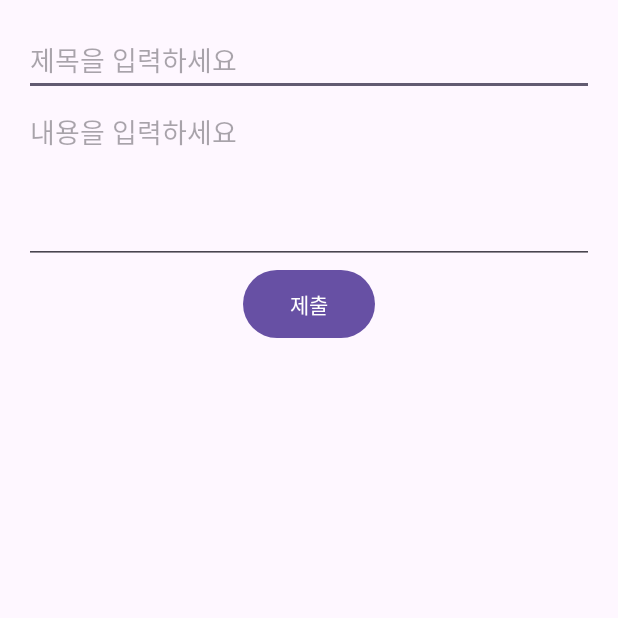
After one commit to blue032/ABO, an Android app: the WriteBoardActivity screen opened directly, with no data from a screen before it, on a phone screen of 412 x 824 dp, the top half of it. The commit adds this screen. Run offline under Robolectric (Android 15) with nearby library versions, the phone set to English and light mode, and no system bars; our stand-ins replace Firebase (no records; nobody signed in at launch, a user with empty details on screens opened directly).

Commit message:
지도 안 됌/ 게시판 만들기 중~

```diff
--- a/app/src/main/AndroidManifest.xml
+++ b/app/src/main/AndroidManifest.xml
@@ -81,6 +81,9 @@
         <activity android:name=".MypageActivity">
         </activity>
 
+        <activity android:name=".WriteBoardActivity">
+        </activity>
+
         <meta-data
             android:name="com.google.android.gms.version"
             android:value="@integer/google_play_services_version" />
@@ -88,7 +91,7 @@
     </application>
     <meta-data
         android:name="com.google.android.geo.API_KEY"
-        android:value="여AIzaSyD_vN-SWRGT_iXf9PspbbjgLSkiG3DXvqo" />
+        android:value="AIzaSyD_vN-SWRGT_iXf9PspbbjgLSkiG3DXvqo" />
 
     <!-- 인터넷 접근 권한 추가 -->
     <uses-permission android:name="android.permission.INTERNET" />
--- /dev/null
+++ b/app/src/main/java/com/example/myapplication/WriteBoardActivity.java
@@ -0,0 +1,96 @@
+package com.example.myapplication;
+
+import android.os.Bundle;
+import android.view.View;
+import android.widget.Button;
+import android.widget.EditText;
+import android.widget.Toast;
+
+import androidx.appcompat.app.AppCompatActivity;
+
+import com.google.firebase.database.DatabaseReference;
+import com.google.firebase.database.FirebaseDatabase;
+
+public class WriteBoardActivity extends AppCompatActivity {
+
+    private EditText editTextTitle, editTextContent;
+    private Button buttonSubmit;
+    private DatabaseReference databaseReference;
+
+    @Override
+    protected void onCreate(Bundle savedInstanceState) {
+        super.onCreate(savedInstanceState);
+        setContentView(R.layout.activity_writeboard);
+
+        // Firebase Realtime Database 참조 초기화
+        databaseReference = FirebaseDatabase.getInstance().getReference("board");
+
+        // UI 컴포넌트 초기화
+        editTextTitle = findViewById(R.id.editTextPostTitle);
+        editTextContent = findViewById(R.id.editTextPostContent);
+        buttonSubmit = findViewById(R.id.buttonSubmitPost);
+
+        // 제출 버튼 클릭 리스너
+        buttonSubmit.setOnClickListener(new View.OnClickListener() {
+            @Override
+            public void onClick(View view) {
+                submitPost();
+            }
+        });
+    }
+
+    private void submitPost() {
+        String title = editTextTitle.getText().toString().trim();
+        String content = editTextContent.getText().toString().trim();
+
+        // 제목과 내용이 모두 입력되었는지 확인
+        if (!title.isEmpty() && !content.isEmpty()) {
+            BoardPost post = new BoardPost(title, content);
+
+            // Firebase Realtime Database에 데이터 저장
+            databaseReference.push().setValue(post)
+                    .addOnSuccessListener(aVoid -> {
+                        // 성공적으로 데이터를 저장했을 때의 동작
+                        Toast.makeText(WriteBoardActivity.this, "게시글이 저장되었습니다.", Toast.LENGTH_SHORT).show();
+                        finish(); // 현재 액티비티 종료
+                    })
+                    .addOnFailureListener(e -> {
+                        // 데이터 저장 실패 시
+                        Toast.makeText(WriteBoardActivity.this, "저장 실패: " + e.getMessage(), Toast.LENGTH_SHORT).show();
+                    });
+        } else {
+            Toast.makeText(this, "제목과 내용을 모두 입력해주세요.", Toast.LENGTH_SHORT).show();
+        }
+    }
+
+    // 게시판 데이터 모델
+    private static class BoardPost {
+        private String title;
+        private String content;
+
+        public BoardPost() {
+            // Firebase가 기본 생성자를 요구합니다.
+        }
+
+        public BoardPost(String title, String content) {
+            this.title = title;
+            this.content = content;
+        }
+
+        public String getTitle() {
+            return title;
+        }
+
+        public void setTitle(String title) {
+            this.title = title;
+        }
+
+        public String getContent() {
+            return content;
+        }
+
+        public void setContent(String content) {
+            this.content = content;
+        }
+    }
+}
--- /dev/null
+++ b/app/src/main/res/layout/activity_writeboard.xml
@@ -0,0 +1,43 @@
+<?xml version="1.0" encoding="utf-8"?>
+<LinearLayout xmlns:android="http://schemas.android.com/apk/res/android"
+    android:layout_width="match_parent"
+    android:layout_height="match_parent"
+    android:orientation="vertical"
+    android:padding="16dp">
+
+    <!-- 제목을 입력하는 EditText -->
+    <EditText
+        android:id="@+id/editTextPostTitle"
+        android:layout_width="match_parent"
+        android:layout_height="wrap_content"
+        android:minHeight="48dp"
+        android:hint="제목을 입력하세요"
+        android:inputType="textCapSentences"/>
+
+    <!-- 내용을 입력하는 EditText -->
+    <EditText
+        android:id="@+id/editTextPostContent"
+        android:layout_width="match_parent"
+        android:layout_height="wrap_content"
+        android:minHeight="48dp"
+        android:hint="내용을 입력하세요"
+        android:inputType="textMultiLine"
+        android:gravity="top"
+        android:minLines="4"
+        android:maxLines="10"/>
+
+    <!-- 게시글 제출 버튼 -->
+    <Button
+        android:id="@+id/buttonSubmitPost"
+        android:layout_width="wrap_content"
+        android:layout_height="wrap_content"
+        android:minHeight="48dp"
+        android:text="제출"
+        android:paddingLeft="16dp"
+        android:paddingRight="16dp"
+        android:paddingTop="12dp"
+        android:paddingBottom="12dp"
+        android:layout_gravity="center_horizontal"/>
+
+
+</LinearLayout>
```
Also changed, not shown: app/src/main/java/com/example/myapplication/BoardActivity.java (added, +167 -0 lines), app/src/main/java/com/example/myapplication/MapActivity.java (+72 -20 lines), app/src/main/res/layout/activity_board.xml (added, +42 -0 lines), app/src/main/res/drawable/board_add.png (added), app/src/main/res/layout/activity_map.xml (line endings or trailing spaces).
